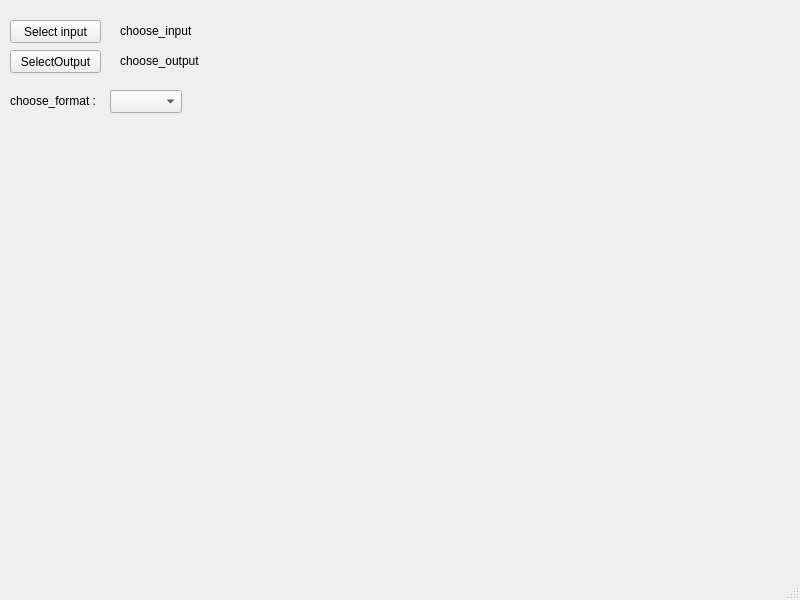
Qt form Qt_gui_Module/mainwindow.ui (suku156/rtf_convert) before a commit.
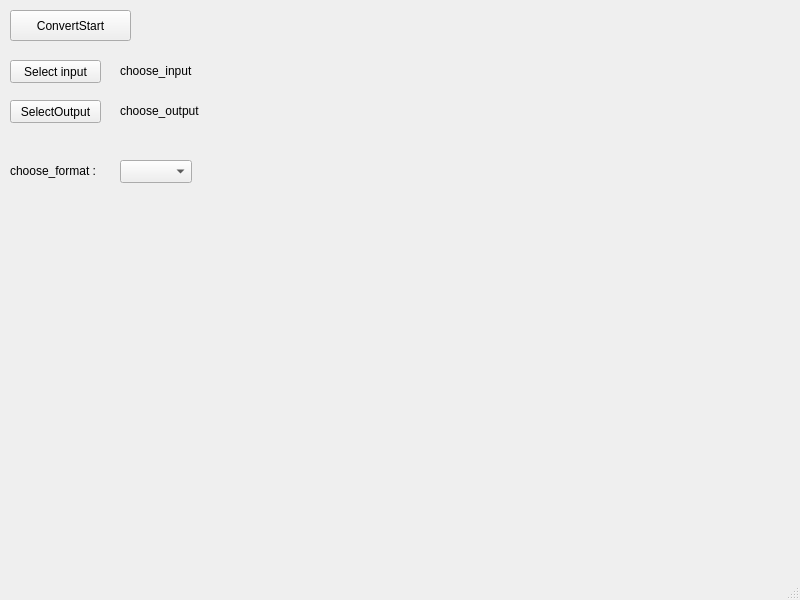
The same form after that commit.

Patch:
```diff
--- a/Qt_gui_Module/mainwindow.ui
+++ b/Qt_gui_Module/mainwindow.ui
@@ -18,7 +18,7 @@
     <property name="geometry">
      <rect>
       <x>10</x>
-      <y>20</y>
+      <y>60</y>
       <width>91</width>
       <height>23</height>
      </rect>
@@ -31,7 +31,7 @@
     <property name="geometry">
      <rect>
       <x>120</x>
-      <y>20</y>
+      <y>60</y>
       <width>111</width>
       <height>21</height>
      </rect>
@@ -44,7 +44,7 @@
     <property name="geometry">
      <rect>
       <x>10</x>
-      <y>50</y>
+      <y>100</y>
       <width>91</width>
       <height>23</height>
      </rect>
@@ -57,7 +57,7 @@
     <property name="geometry">
      <rect>
       <x>120</x>
-      <y>50</y>
+      <y>100</y>
       <width>101</width>
       <height>21</height>
      </rect>
@@ -70,7 +70,7 @@
     <property name="geometry">
      <rect>
       <x>10</x>
-      <y>90</y>
+      <y>160</y>
       <width>101</width>
       <height>21</height>
      </rect>
@@ -82,8 +82,8 @@
    <widget class="QComboBox" name="conboFormat">
     <property name="geometry">
      <rect>
-      <x>110</x>
-      <y>90</y>
+      <x>120</x>
+      <y>160</y>
       <width>72</width>
       <height>23</height>
      </rect>
@@ -95,6 +95,19 @@
      <number>0</number>
     </property>
    </widget>
+   <widget class="QPushButton" name="btnConvert">
+    <property name="geometry">
+     <rect>
+      <x>10</x>
+      <y>10</y>
+      <width>121</width>
+      <height>31</height>
+     </rect>
+    </property>
+    <property name="text">
+     <string>ConvertStart</string>
+    </property>
+   </widget>
   </widget>
   <widget class="QMenuBar" name="menubar">
    <property name="geometry">
```
